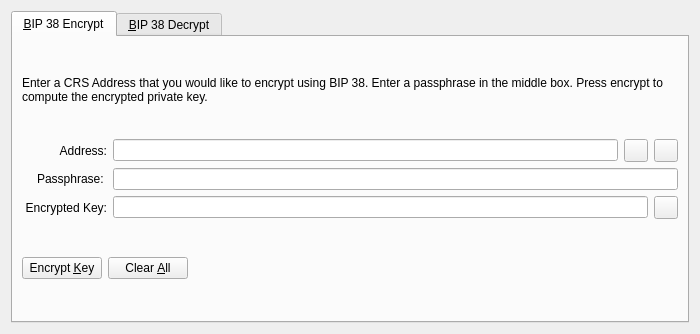
Old version of the form src/qt/forms/bip38tooldialog.ui in the repository cronosdeveloper/Cronos.
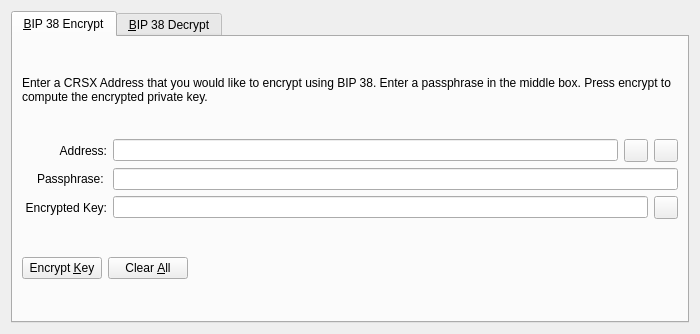
New version of the form. The open tabs and pages were chosen to show the change. Icons and pictures are not drawn. Custom widgets are drawn as their Qt base class.

Commit message: ticker change to CRSX

The edit to the form file:
```diff
--- a/src/qt/forms/bip38tooldialog.ui
+++ b/src/qt/forms/bip38tooldialog.ui
@@ -30,7 +30,7 @@
        <item>
         <widget class="QLabel" name="infoLabel_ENC">
          <property name="text">
-          <string>Enter a CRS Address that you would like to encrypt using BIP 38. Enter a passphrase in the middle box. Press encrypt to compute the encrypted private key.</string>
+          <string>Enter a CRSX Address that you would like to encrypt using BIP 38. Enter a passphrase in the middle box. Press encrypt to compute the encrypted private key.</string>
          </property>
          <property name="textFormat">
           <enum>Qt::PlainText</enum>
```
Left out of the diff: 4 changed lines with no effect on the pictures. The commit also changes 123 other files.
